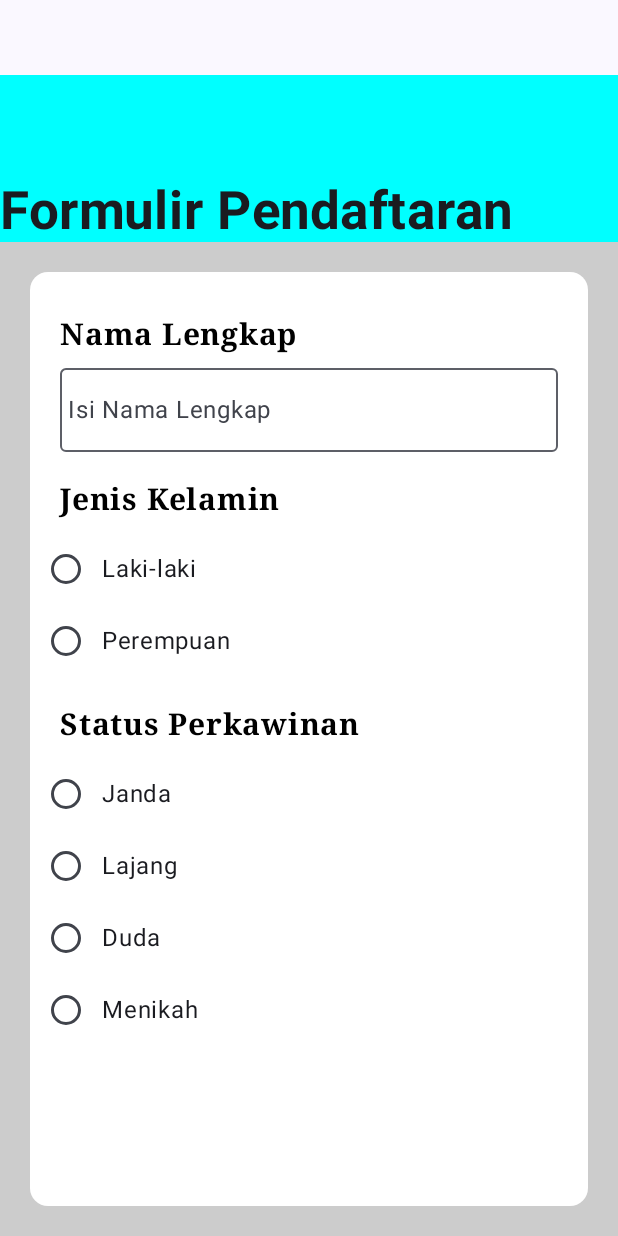
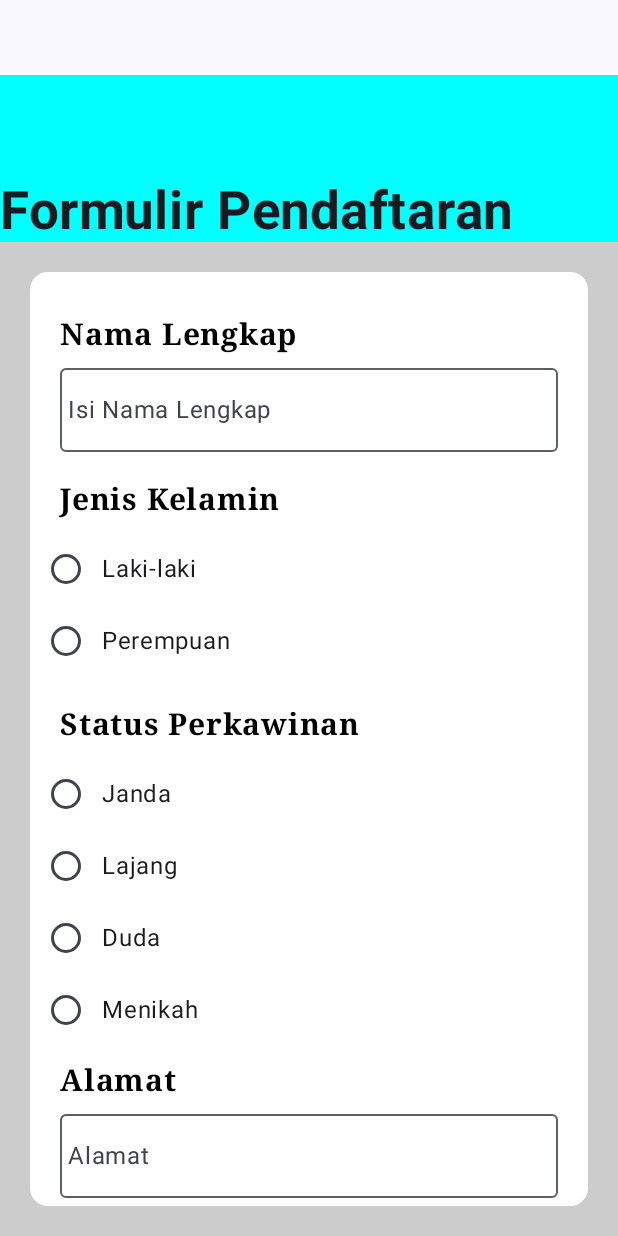
Before and after one commit to nabilasaf/PRAKPAM2, an Android app built with Jetpack Compose: the screen it shows after launch (MainActivity), on a phone screen of 412 x 824 dp. Run offline under Robolectric (Android 15) with nearby library versions, the phone set to English and light mode, and no system bars.

Commit message:
Menambahkan Column untuk Alamat

```diff
--- a/app/src/main/java/com/example/prakpam2/InputDataPengguna.kt
+++ b/app/src/main/java/com/example/prakpam2/InputDataPengguna.kt
@@ -153,6 +153,25 @@ fun FormPendaftaran (modifier: Modifier){
                     }
                 }
             }
+            Spacer(modifier= Modifier.height(height = 1.dp))
+            Text(text = stringResource(id = R.string.Alamat),
+                fontSize = 20.sp,
+                fontFamily = FontFamily.Serif,
+                fontWeight = FontWeight.Bold,
+                color = Color.Black,
+                modifier = Modifier.padding(top = 10.dp)
+                    .padding(horizontal = 20.dp))
+            Spacer(modifier= Modifier.height(height = 10.dp))
+            OutlinedTextField(
+                value = textAlamat,
+                singleLine = true,
+                modifier = Modifier.width(width = 400.dp)
+                    .padding(horizontal = 20.dp),
+                leadingIcon = {Text(text = "Alamat",
+                    modifier = Modifier.padding(start = 5.dp))},
+                onValueChange = {
+                    textAlamat = it
+                })
 
         }
 
--- a/app/src/main/res/values/strings.xml
+++ b/app/src/main/res/values/strings.xml
@@ -5,4 +5,5 @@
     <string name="Nama">Nama Lengkap</string>
     <string name="Jenis">Jenis Kelamin</string>
     <string name="Status">Status Perkawinan</string>
+    <string name="Alamat">Alamat</string>
 </resources>
```
